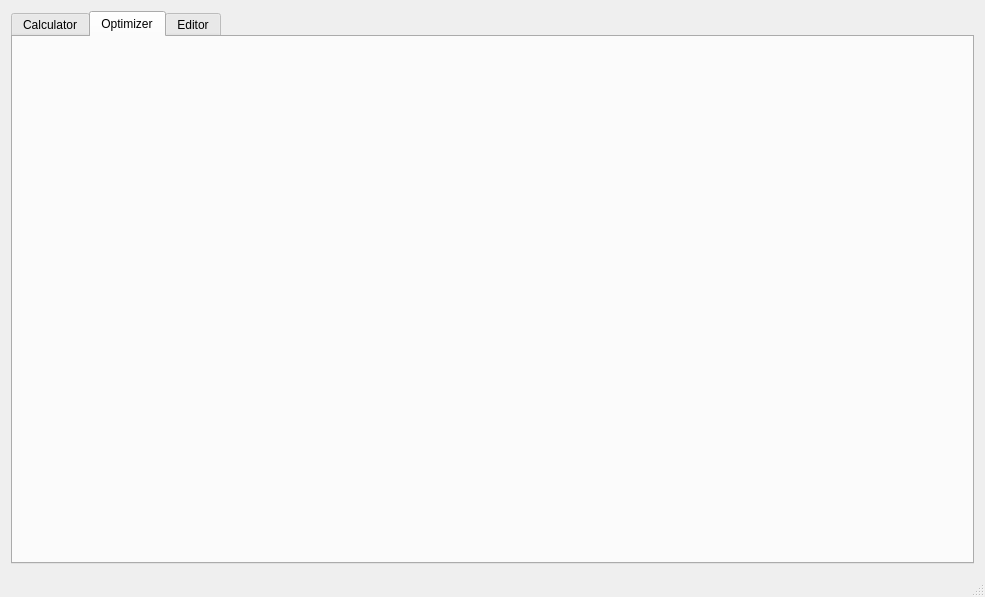
Gilgames000/nos-damage, file src/main/python/gui/main_window.ui: the form before one commit.
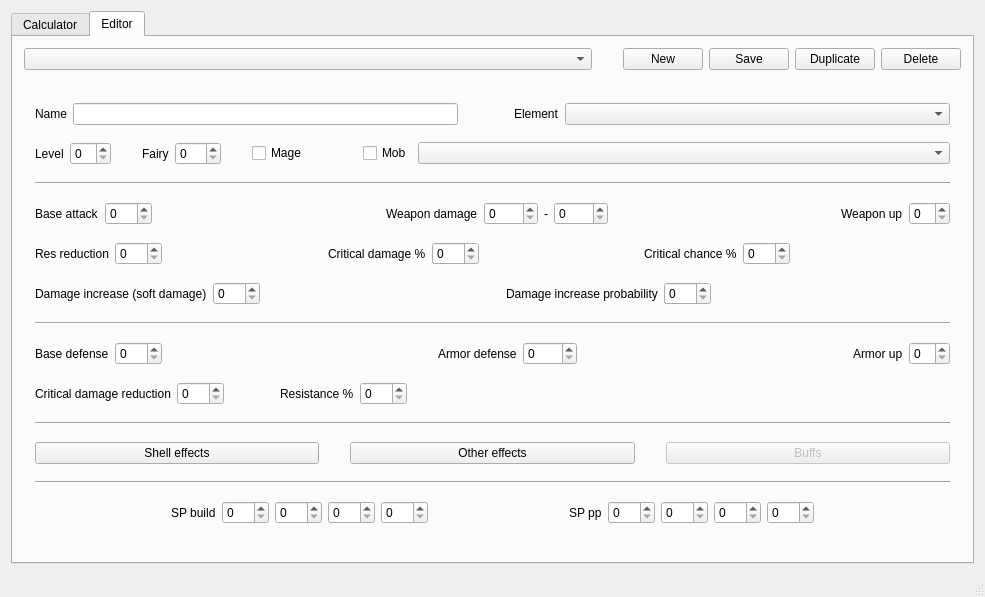
The form after the commit. The open tabs and pages were chosen to show the change.

Commit message: Temporarily remove Optimizer tab

What changed in the file:
```diff
--- a/src/main/python/gui/main_window.ui
+++ b/src/main/python/gui/main_window.ui
@@ -999,14 +999,6 @@
         </item>
        </layout>
       </widget>
-      <widget class="QWidget" name="tab_optimizer">
-       <property name="enabled">
-        <bool>true</bool>
-       </property>
-       <attribute name="title">
-        <string>Optimizer</string>
-       </attribute>
-      </widget>
       <widget class="QWidget" name="tab_editor">
        <property name="enabled">
         <bool>true</bool>
```
Left out of the diff: 2 changed lines with no effect on the pictures. The commit also changes 1 other file.
